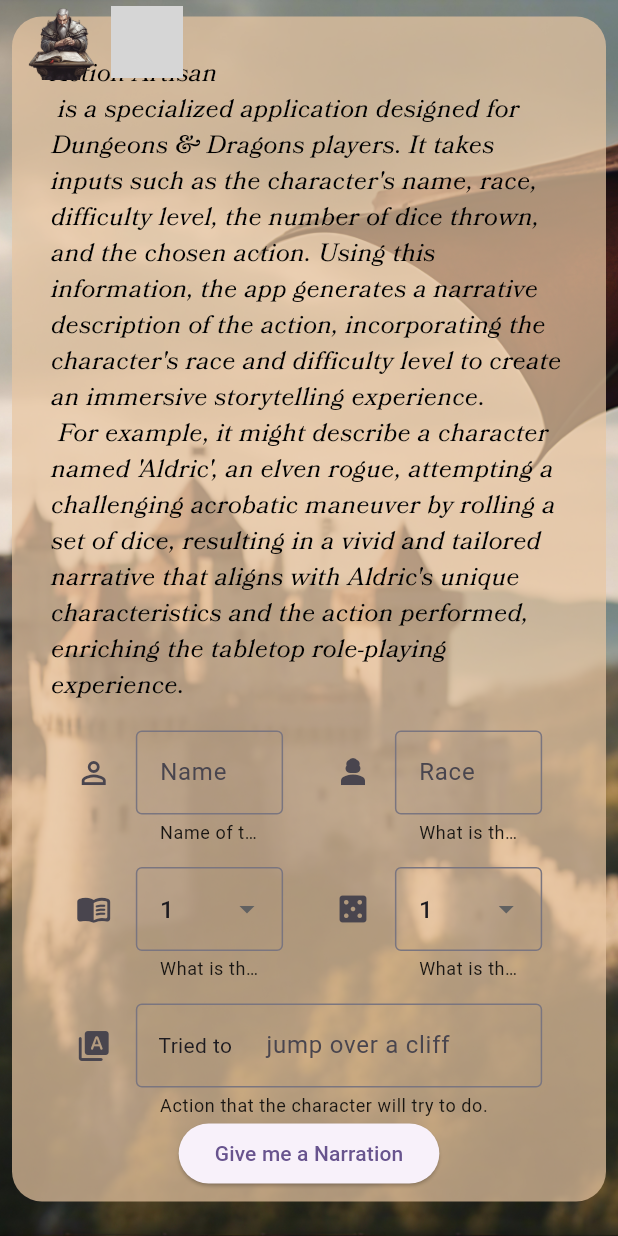
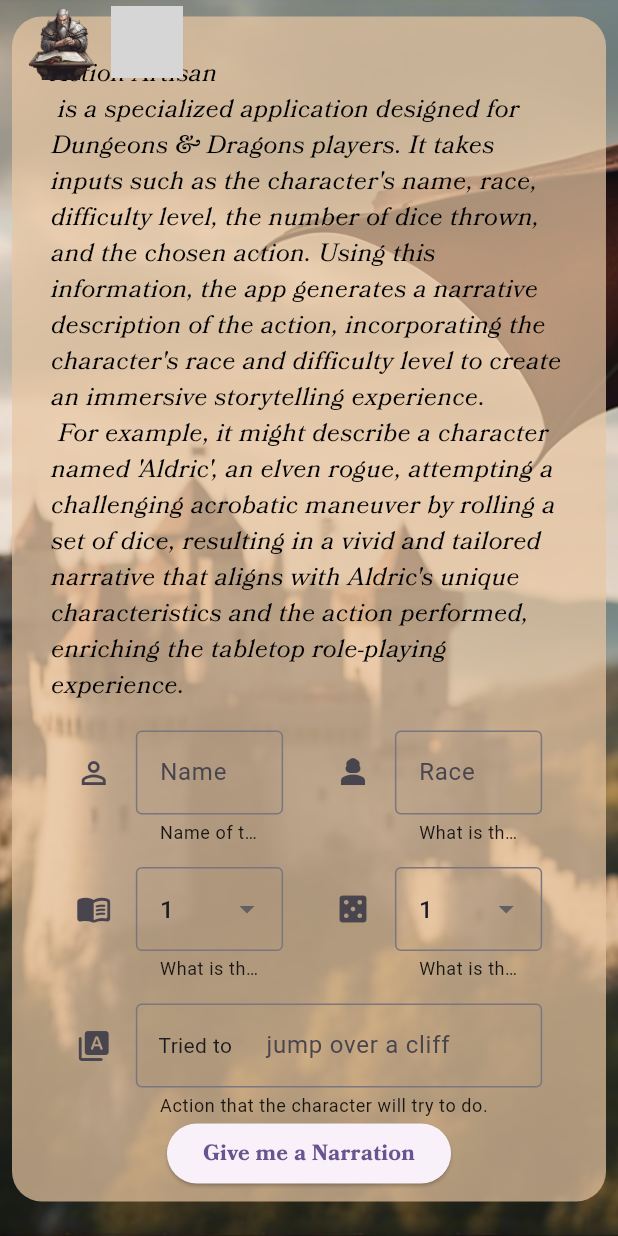
Before and after one commit to Bepitic/ActionArtisan, a Flutter app: the screen it shows after launch, on a phone screen of 412 x 824 dp. Run offline on Flutter 3.47's test engine with Material 2 defaults, Android fonts, the phone set to English and light mode, and no system bars; missing offline and left inert: rounded_background_text; grey boxes are pictures that could not be loaded.

Commit message:
changed the style text of the elevated button

```diff
--- a/explain_rol/lib/start.dart
+++ b/explain_rol/lib/start.dart
@@ -342,7 +342,13 @@ class _DataFormState extends State<DataForm> {
                           ],
                         ),
                         ElevatedButton(
-                          child: const Text("Give me a Narration"),
+                          child: const Text(
+                            "Give me a Narration",
+                            style: TextStyle(
+                                fontFamily: 'Bookinsanity',
+                                fontSize: 15,
+                                fontWeight: FontWeight.bold),
+                          ),
                           // onPressed: () => {Navigator.pushNamed(context, '/narration')},
                           onPressed: () async => {
                             if (_formKey.currentState!.validate())
```
